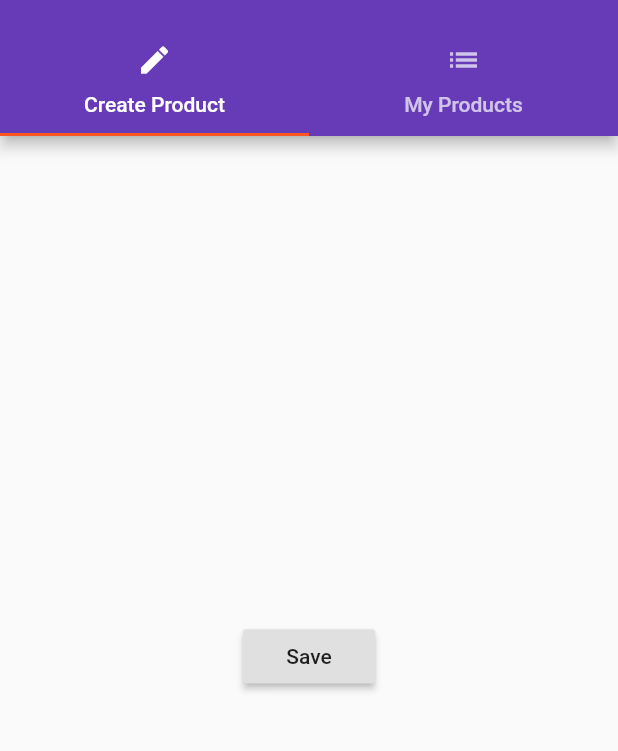
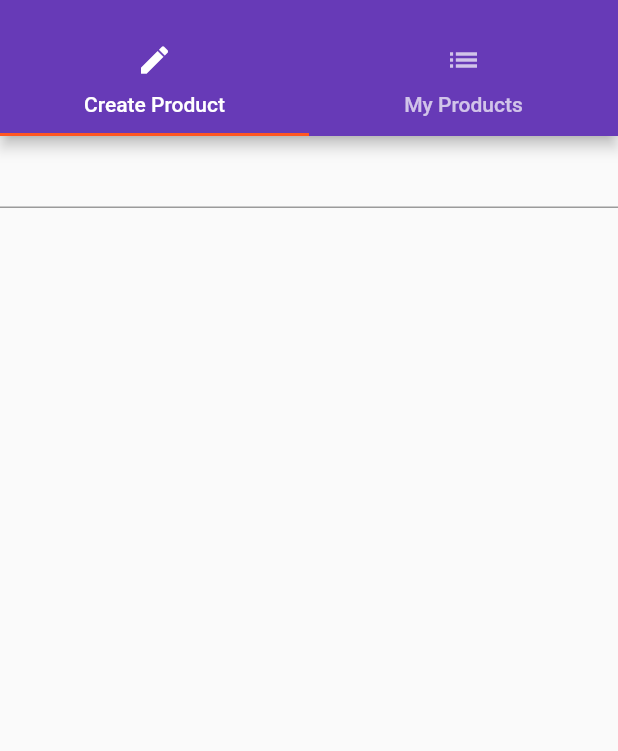
Before and after one commit to jmdibble/list-app, a Flutter app: the ProductsAdminPage screen opened by its route, on a phone screen of 412 x 824 dp, the part 59-810 px from its top. Run offline on Flutter 3.47's test engine with Material 2 defaults, Android fonts, the phone set to English and light mode, and no system bars.

```diff
--- a/lib/pages/product_create.dart
+++ b/lib/pages/product_create.dart
@@ -1,22 +1,28 @@
 import "package:flutter/material.dart";
 
-class ProductCreatePage extends StatelessWidget {
+class ProductCreatePage extends StatefulWidget {
+  @override
+  State<StatefulWidget> createState() {
+    return _ProductCreatePageState();
+  }
+}
+
+class _ProductCreatePageState extends State<ProductCreatePage> {
+  String titleValue = "";
+
   @override
   Widget build(BuildContext context) {
-    return Center(
-      child: RaisedButton(
-        child: Text("Save"),
-        onPressed: () {
-          showModalBottomSheet(
-            context: context,
-            builder: (BuildContext context) {
-              return Center(
-                child: Text("This is a modal"),
-              );
-            },
-          );
-        },
-      ),
+    return Column(
+      children: <Widget>[
+        TextField(
+          onChanged: (String value) {
+            setState(() {
+              titleValue = value;
+            });
+          },
+        ),
+        Text(titleValue),
+      ],
     );
   }
 }
```
